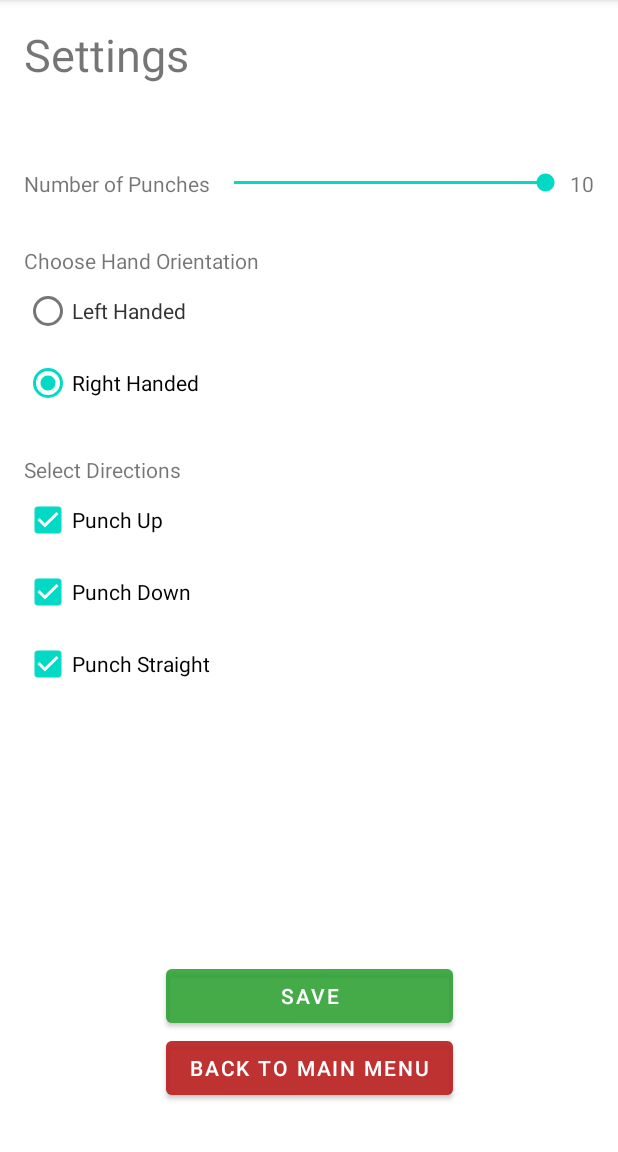
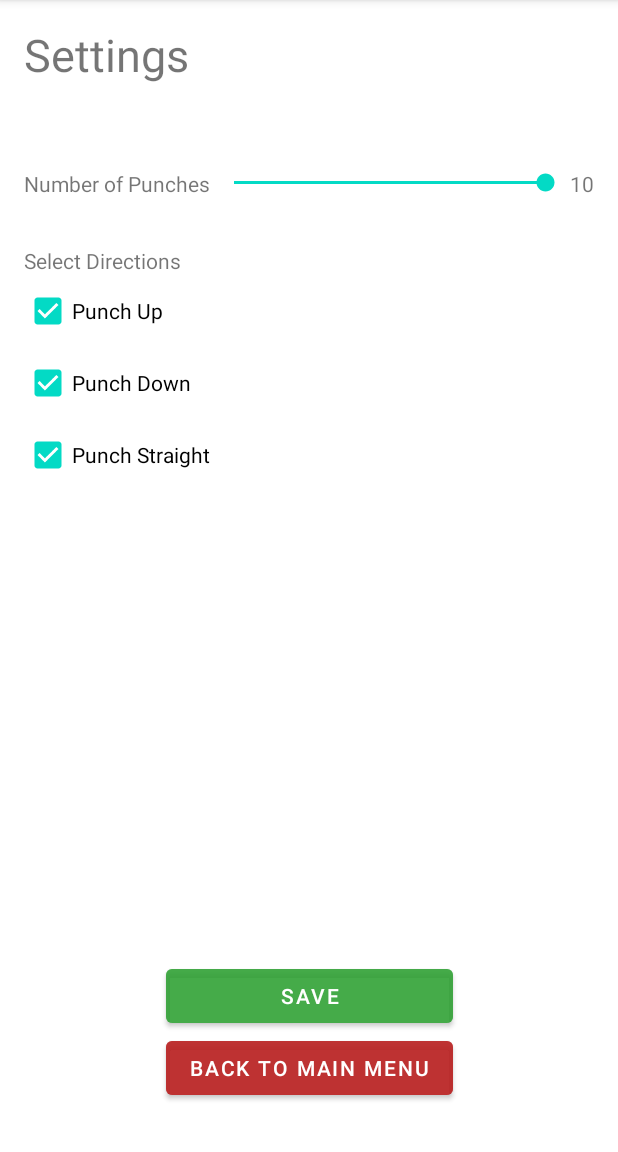
Before and after one commit to AJChippi/Project-2-Team-4, an Android app: the SettingsActivity screen opened directly, with no data from a screen before it, on a phone screen of 412 x 824 dp, the part 84-1236 px from its top. Run offline under Robolectric (Android 15) with nearby library versions, the phone set to English and light mode, and no system bars.

Commit message:
got rid of radio button and fixed conflicts

```diff
--- a/app/src/main/java/com/example/project_2_team_4/GameActivity.java
+++ b/app/src/main/java/com/example/project_2_team_4/GameActivity.java
@@ -167,7 +167,7 @@ public class GameActivity extends AppCompatActivity implements SensorEventListen
                     Log.d(TAG2, "TOP SPEED: " + topSpeed + " | Start_X: " + accStartingX);
                     //Stop Listening
                     sensorManager.unregisterListener(this);
-                    timerActive = false;
+                    timerFinished = false;
                     arlTempSpeeds.clear();
                     topSpeed = 0;
                     //arlTempSpeeds.clear();
@@ -185,26 +185,6 @@ public class GameActivity extends AppCompatActivity implements SensorEventListen
                 arlTempSpeeds.clear();
                 topSpeed = 0;
             }
-        }
-    }
-    public void checkPunchX(float accValueX, float accValueY) {
-        //determine if the user is punching straight if it is send it to find the top speed
-
-        if (arlValuesX.get(arlValuesX.size() - 1) > accStartingX + ACC_THRESHOLD) {
-            if (command.equalsIgnoreCase("straight")) {
-                Log.d(TAG2, "X-COORDS: " + accValueX);
-                Log.d(TAG2, "Punching Straight");
-                findTopSpeedX(accValueX, accValueY, command);
-
-            } else {
-                Log.d(TAG2, "Incorrect: Not Straight");
-                //           arlValuesY.clear();
-            }
-        } else {
-            //not punching
-            //Log.d(TAG2, "Not punching");
-            //clear the arraylist
-            arlValuesX.clear();
         }
     }
 
--- a/app/src/main/java/com/example/project_2_team_4/SettingsActivity.java
+++ b/app/src/main/java/com/example/project_2_team_4/SettingsActivity.java
@@ -17,7 +17,6 @@ import android.widget.Toast;
 
 public class SettingsActivity extends AppCompatActivity {
     TextView txtSeek;
-    RadioGroup radioGroup;
     CheckBox checkUp, checkDown, checkStraight;
     SeekBar seekBar;
     String selectedHand;
@@ -32,7 +31,6 @@ public class SettingsActivity extends AppCompatActivity {
         super.onCreate(savedInstanceState);
         setContentView(R.layout.activity_settings);
         txtSeek = findViewById(R.id.txtSeek);
-        radioGroup = findViewById(R.id.radioGroup);
         btnSave = findViewById(R.id.btnSave);
         btnBack2Main = findViewById(R.id.btnBack2Menu);
         seekBar = findViewById(R.id.seekBar);
@@ -47,7 +45,6 @@ public class SettingsActivity extends AppCompatActivity {
         seekBar.setProgress(sharedPref.getInt("punches", 10));
         Orientation = sharedPref.getString("Orientation", "Right");
         booleanRight = sharedPref.getBoolean("radioGroup", true);
-        radioGroup.check(sharedPref.getBoolean("radioGroup", true) ? R.id.radioButton : R.id.radioButton2);
         txtSeek.setText(String.valueOf(seekBar.getProgress()));
 
 
@@ -64,19 +61,6 @@ public class SettingsActivity extends AppCompatActivity {
             public void onStopTrackingTouch(SeekBar seekBar) {
             }
         });
-
-
-        radioGroup.setOnCheckedChangeListener((radioGroup, i) -> {
-            RadioButton rdoChecked = findViewById(i);
-            selectedHand = String.valueOf(rdoChecked.getText());
-
-            if (selectedHand.equals("Right Handed")) {
-                Orientation = "Right";
-            } else if (selectedHand.equals("Left Handed")) {
-                Orientation = "Left";
-            }
-        });
-
 
         btnSave.setOnClickListener(v -> {
             if(checkSelectionExists()==true){
--- a/app/src/main/res/layout/activity_settings.xml
+++ b/app/src/main/res/layout/activity_settings.xml
@@ -28,24 +28,15 @@
         app:layout_constraintTop_toBottomOf="@+id/txtSettings" />
 
     <TextView
-        android:id="@+id/txtNoOfPunches2"
+        android:id="@+id/txtNoOfPunches3"
         android:layout_width="wrap_content"
         android:layout_height="wrap_content"
         android:layout_marginStart="16dp"
         android:layout_marginTop="32dp"
-        android:text="Choose Hand Orientation"
-        app:layout_constraintStart_toStartOf="parent"
-        app:layout_constraintTop_toBottomOf="@+id/txtNoOfPunches" />
-
-    <TextView
-        android:id="@+id/txtNoOfPunches3"
-        android:layout_width="wrap_content"
-        android:layout_height="wrap_content"
-        android:layout_marginStart="16dp"
-        android:layout_marginTop="24dp"
         android:text="Select Directions"
         app:layout_constraintStart_toStartOf="parent"
-        app:layout_constraintTop_toBottomOf="@+id/radioGroup" />
+        app:layout_constraintTop_toBottomOf="@+id/txtNoOfPunches"
+        app:layout_goneMarginTop="16dp" />
 
     <Button
         android:id="@+id/btnSave"
@@ -90,29 +81,6 @@
         app:layout_constraintEnd_toEndOf="parent"
         app:layout_constraintTop_toTopOf="@+id/txtNoOfPunches" />
 
-    <RadioGroup
-        android:id="@+id/radioGroup"
-        android:layout_width="wrap_content"
-        android:layout_height="wrap_content"
-        android:layout_marginStart="16dp"
-        app:layout_constraintStart_toStartOf="parent"
-        app:layout_constraintTop_toBottomOf="@+id/txtNoOfPunches2">
-
-        <RadioButton
-            android:id="@+id/radioButton2"
-            android:layout_width="match_parent"
-            android:layout_height="wrap_content"
-            android:checked="true"
-            android:text="Left Handed"
-            android:textColor="@android:color/secondary_text_light" />
-
-        <RadioButton
-            android:id="@+id/radioButton"
-            android:layout_width="match_parent"
-            android:layout_height="wrap_content"
-            android:text="Right Handed" />
-    </RadioGroup>
-
     <CheckBox
         android:id="@+id/checkUp"
         android:layout_width="wrap_content"
```
